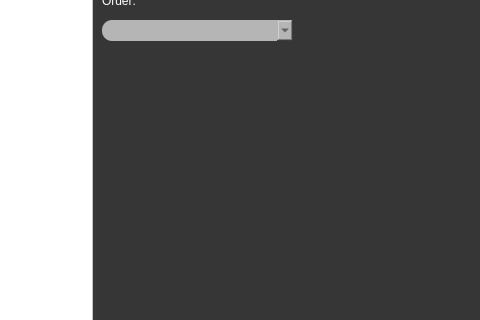
Old version of the form AppWindow.ui in the repository asuXie/Machine-Maintenance-System-MMS; both pictures show x 720 to 1200 and y 156 to 476 of the 1200 by 800 pixel window.
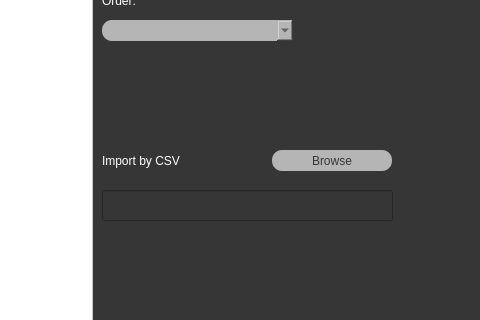
New version of the form. The open tabs and pages were chosen to show the change. Icons and pictures are not drawn.

What changed in the file:
```diff
--- a/AppWindow.ui
+++ b/AppWindow.ui
@@ -1047,6 +1047,73 @@
        </rect>
       </property>
      </widget>
+     <widget class="QLabel" name="label_19">
+      <property name="geometry">
+       <rect>
+        <x>820</x>
+        <y>240</y>
+        <width>161</width>
+        <height>21</height>
+       </rect>
+      </property>
+      <property name="styleSheet">
+       <string notr="true">
+border-color: rgb(96, 96, 96);
+selection-color: rgb(0, 0, 0);
+
+
+color: rgb(255, 255, 255); 
+font: 16pt &quot;Verdana&quot;;</string>
+      </property>
+      <property name="text">
+       <string>Import by CSV</string>
+      </property>
+     </widget>
+     <widget class="QLineEdit" name="employeeSurnameSearch_2">
+      <property name="geometry">
+       <rect>
+        <x>820</x>
+        <y>280</y>
+        <width>291</width>
+        <height>31</height>
+       </rect>
+      </property>
+     </widget>
+     <widget class="QPushButton" name="browseEmployees">
+      <property name="geometry">
+       <rect>
+        <x>990</x>
+        <y>240</y>
+        <width>120</width>
+        <height>21</height>
+       </rect>
+      </property>
+      <property name="maximumSize">
+       <size>
+        <width>120</width>
+        <height>60</height>
+       </size>
+      </property>
+      <property name="styleSheet">
+       <string notr="true">
+QPushButton{
+color: rgb(54, 54, 54);
+border-color: rgb(96, 96, 96);
+selection-color: rgb(0, 0, 0);
+font: 10pt &quot;Verdana&quot;;
+border-radius: 10px;
+background-color: rgb(181, 181, 181);
+
+}
+
+QPushButton:hover {
+color: rgb(255, 159, 102);
+}</string>
+      </property>
+      <property name="text">
+       <string>Browse</string>
+      </property>
+     </widget>
     </widget>
     <widget class="QWidget" name="tab_3">
      <attribute name="title">
```
Left out of the diff: 2 changed lines with no effect on the pictures.
